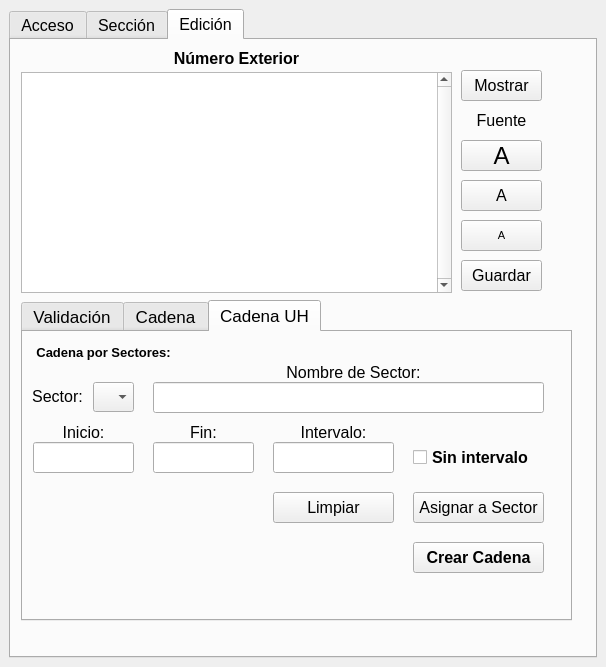
Old version of the form numeros_exteriores_dockwidget_base.ui in the repository DAGGDesarrollo/repo_dce.
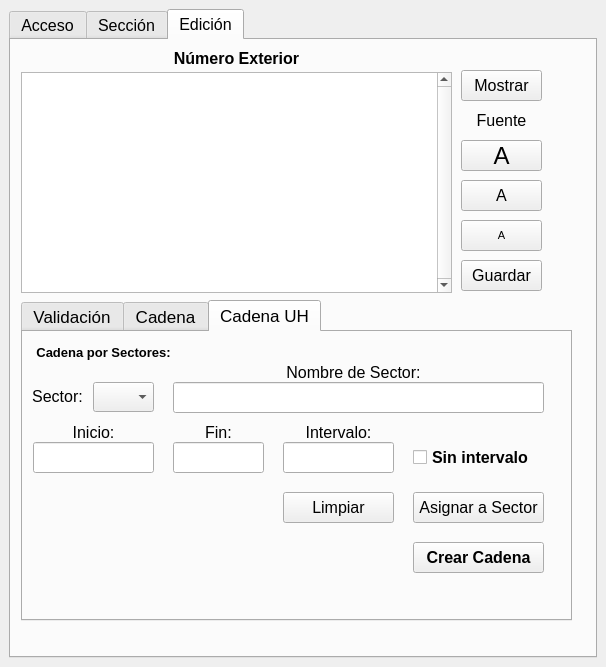
New version of the form. The open tabs and pages were chosen to show the change. Custom widgets are drawn as their Qt base class.

Commit message: Se modifica el tamaño del combobox de sector porque no se muestran los números en pantalla Se ajustan los demás botones para conservar el alineamiento

The edit to the form file:
```diff
--- a/numeros_exteriores_dockwidget_base.ui
+++ b/numeros_exteriores_dockwidget_base.ui
@@ -1416,7 +1416,7 @@
            <rect>
             <x>10</x>
             <y>110</y>
-            <width>101</width>
+            <width>121</width>
             <height>31</height>
            </rect>
           </property>
@@ -1492,9 +1492,9 @@
          <widget class="QLineEdit" name="txtRIntervalo_2">
           <property name="geometry">
            <rect>
-            <x>250</x>
+            <x>260</x>
             <y>110</y>
-            <width>121</width>
+            <width>111</width>
             <height>31</height>
            </rect>
           </property>
@@ -1513,9 +1513,9 @@
          <widget class="QLineEdit" name="txtRfinal_2">
           <property name="geometry">
            <rect>
-            <x>130</x>
+            <x>150</x>
             <y>110</y>
-            <width>101</width>
+            <width>91</width>
             <height>31</height>
            </rect>
           </property>
@@ -1534,9 +1534,9 @@
          <widget class="QLabel" name="label_20">
           <property name="geometry">
            <rect>
-            <x>130</x>
+            <x>150</x>
             <y>90</y>
-            <width>101</width>
+            <width>91</width>
             <height>20</height>
            </rect>
           </property>
@@ -1566,7 +1566,7 @@
            <rect>
             <x>10</x>
             <y>90</y>
-            <width>101</width>
+            <width>121</width>
             <height>21</height>
            </rect>
           </property>
@@ -1594,9 +1594,9 @@
          <widget class="QLabel" name="label_17">
           <property name="geometry">
            <rect>
-            <x>250</x>
+            <x>260</x>
             <y>90</y>
-            <width>121</width>
+            <width>111</width>
             <height>21</height>
            </rect>
           </property>
@@ -1629,7 +1629,7 @@
            <rect>
             <x>70</x>
             <y>50</y>
-            <width>41</width>
+            <width>61</width>
             <height>30</height>
            </rect>
           </property>
@@ -1711,9 +1711,9 @@
          <widget class="QLineEdit" name="txtNombreSector">
           <property name="geometry">
            <rect>
-            <x>130</x>
+            <x>150</x>
             <y>50</y>
-            <width>391</width>
+            <width>371</width>
             <height>31</height>
            </rect>
           </property>
@@ -1732,9 +1732,9 @@
          <widget class="QPushButton" name="btnEliminarSector">
           <property name="geometry">
            <rect>
-            <x>250</x>
+            <x>260</x>
             <y>160</y>
-            <width>121</width>
+            <width>111</width>
             <height>31</height>
            </rect>
           </property>
```
